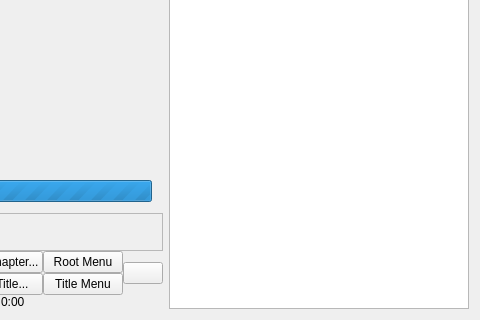
The window that mainwindow.ui (kaylinDevelopment/themedia) describes before a commit, drawn with Qt 5; both pictures show x 346 to 826 and y 264 to 584 of the 826 by 584 pixel window.
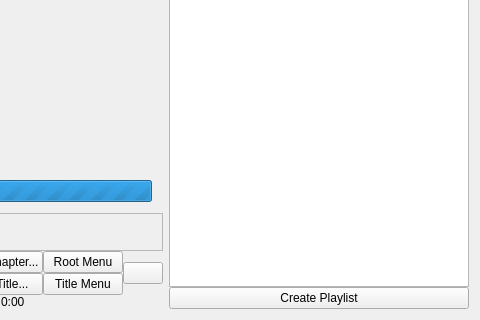
The same window after the commit. Icons and pictures are not drawn. Custom widgets are drawn as their Qt base class.

Commit message: Add playlist functionality

Diff of the .ui file:
```diff
--- a/mainwindow.ui
+++ b/mainwindow.ui
@@ -397,19 +397,53 @@
      </layout>
     </item>
     <item>
-     <widget class="QListWidget" name="playlistWidget">
-      <property name="sizePolicy">
-       <sizepolicy hsizetype="Expanding" vsizetype="Expanding">
-        <horstretch>0</horstretch>
-        <verstretch>0</verstretch>
-       </sizepolicy>
-      </property>
+     <widget class="QFrame" name="playlistFrame">
       <property name="maximumSize">
        <size>
         <width>300</width>
         <height>16777215</height>
        </size>
       </property>
+      <layout class="QVBoxLayout" name="verticalLayout_5">
+       <property name="spacing">
+        <number>0</number>
+       </property>
+       <property name="leftMargin">
+        <number>0</number>
+       </property>
+       <property name="topMargin">
+        <number>0</number>
+       </property>
+       <property name="rightMargin">
+        <number>0</number>
+       </property>
+       <property name="bottomMargin">
+        <number>0</number>
+       </property>
+       <item>
+        <widget class="QListWidget" name="playlistWidget">
+         <property name="sizePolicy">
+          <sizepolicy hsizetype="Expanding" vsizetype="Expanding">
+           <horstretch>0</horstretch>
+           <verstretch>0</verstretch>
+          </sizepolicy>
+         </property>
+         <property name="contextMenuPolicy">
+          <enum>Qt::CustomContextMenu</enum>
+         </property>
+        </widget>
+       </item>
+       <item>
+        <widget class="QPushButton" name="createPlaylistButton">
+         <property name="text">
+          <string>Create Playlist</string>
+         </property>
+         <property name="icon">
+          <iconset theme="document-save"/>
+         </property>
+        </widget>
+       </item>
+      </layout>
      </widget>
     </item>
    </layout>
```
Left out of the diff: 68 changed lines with no effect on the pictures. The commit also changes 6 other files.
